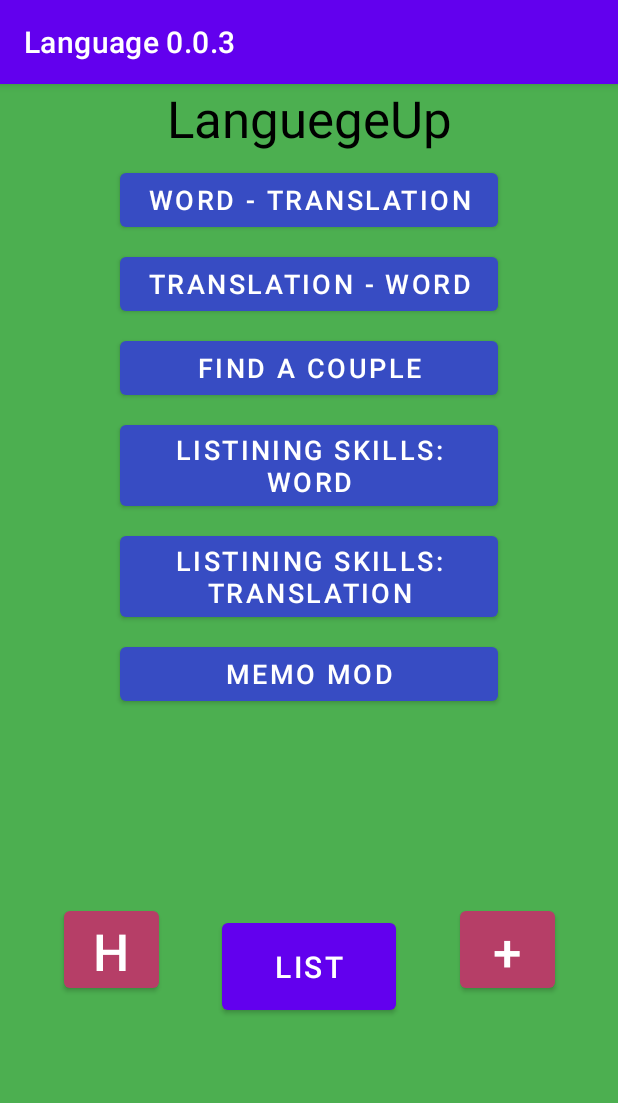
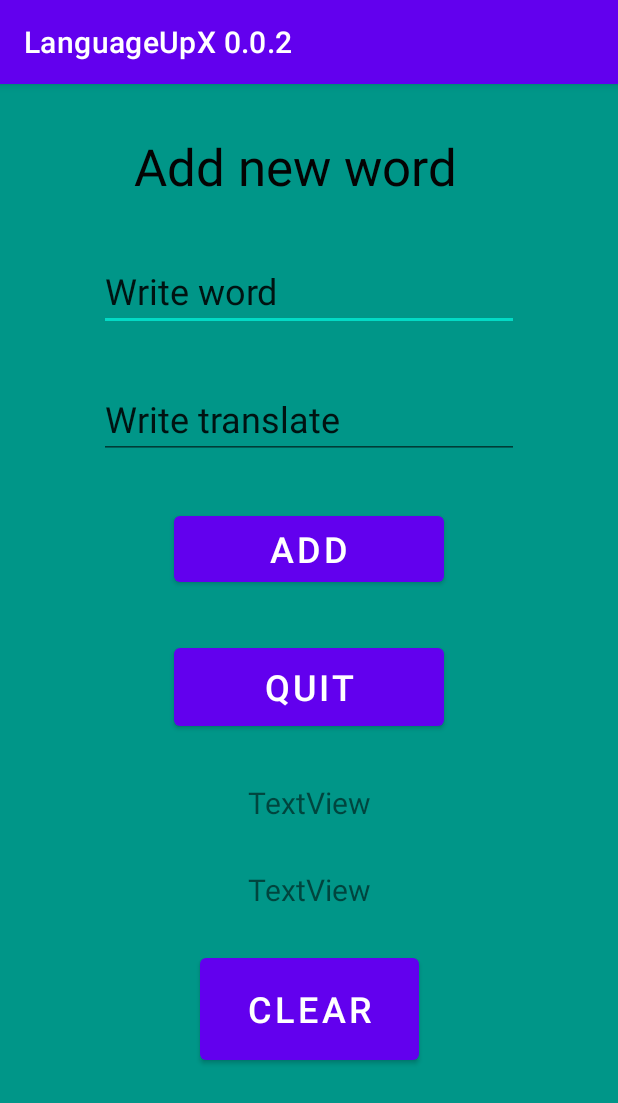
Before and after one commit to Sap-Artem/LanguageUpX, an Android app: the screen it shows after launch (MainActivity before the commit, AddText after it), on a phone screen of 412 x 824 dp. Shown: the top 1103 px of the screen. Run offline under Robolectric (Android 15) with nearby library versions, the phone set to English and light mode, and no system bars.

Commit message:
Add files via upload

```diff
--- /dev/null
+++ b/src/main/java/com/example/languageupx002/AddText.java
@@ -0,0 +1,81 @@
+package com.example.languageupx002;
+
+import android.content.ContentValues;
+import android.content.Intent;
+import android.database.Cursor;
+import android.database.sqlite.SQLiteDatabase;
+import android.os.Bundle;
+import android.util.Log;
+import android.view.View;
+import android.widget.Button;
+import android.widget.EditText;
+import android.widget.TextView;
+
+import androidx.appcompat.app.AppCompatActivity;
+
+public class AddText extends AppCompatActivity {
+    DBhelper dbHelper;
+
+    @Override
+    protected void onCreate(Bundle savedInstanceState) {
+        super.onCreate(savedInstanceState);
+        setContentView(R.layout.plus);
+        final Button quitButton = (Button) findViewById(R.id.button9);
+        final Button addwordButton = (Button) findViewById(R.id.button8);
+        final Button clearButton = (Button) findViewById(R.id.button14);
+        EditText editword = findViewById(R.id.editWord);
+        EditText edittranslate = findViewById(R.id.editTranslate);
+        TextView textword = findViewById(R.id.textView3);
+        TextView texttranslate = findViewById(R.id.textView4);
+        dbHelper = new DBhelper(this);
+        SQLiteDatabase database = dbHelper.getWritableDatabase();
+
+        ContentValues contentValues = new ContentValues();
+        quitButton.setOnClickListener((v) -> {
+            try {
+                Intent intent = new Intent(AddText.this, MainActivity.class);
+                startActivity(intent);
+                finish();
+            } catch (Exception e) {
+                e.printStackTrace();
+            }
+
+        });
+        addwordButton.setOnClickListener(new View.OnClickListener() {
+            @Override
+            public void onClick(View v) {
+                String word = editword.getText().toString();
+                String translate = edittranslate.getText().toString();
+                //textword.setText(word);
+                //texttranslate.setText(translate);
+                contentValues.put(DBhelper.KEY_WORD, word);
+                contentValues.put(DBhelper.KEY_TRANSLATE, translate);
+
+                database.insert(DBhelper.TABLE_CONTACTS, null, contentValues);
+                Cursor cursor = database.query(DBhelper.TABLE_CONTACTS, null, null, null, null, null, null);
+
+                if (cursor.moveToFirst()) {
+                    int idIndex = cursor.getColumnIndex(DBhelper.KEY_ID);
+                    int nameIndex = cursor.getColumnIndex(DBhelper.KEY_WORD);
+                    int emailIndex = cursor.getColumnIndex(DBhelper.KEY_TRANSLATE);
+                    do {
+                        Log.d("mLog", "ID = " + cursor.getInt(idIndex) +
+                                ", name = " + cursor.getString(nameIndex) +
+                                ", email = " + cursor.getString(emailIndex));
+                        String a = cursor.getString(nameIndex);
+                        String b = cursor.getString(emailIndex);
+                        textword.setText(a);
+                        texttranslate.setText(b);
+                    } while (cursor.moveToNext());
+                } else
+                    Log.d("mLog","0 rows");
+
+                cursor.close();
+            }
+        });
+        clearButton.setOnClickListener((v) -> {
+            database.delete(DBhelper.TABLE_CONTACTS, null, null);
+
+        });
+    }
+}
--- /dev/null
+++ b/src/main/java/com/example/languageupx002/DBhelper.java
@@ -0,0 +1,34 @@
+package com.example.languageupx002;
+
+import android.content.Context;
+import android.database.sqlite.SQLiteDatabase;
+import android.database.sqlite.SQLiteOpenHelper;
+
+public class DBhelper extends SQLiteOpenHelper {
+
+    public static final int DATABASE_VERSION = 1;
+    public static final String DATABASE_NAME = "contactDb";
+    public static final String TABLE_CONTACTS = "contacts";
+
+    public static final String KEY_ID = "_id";
+    public static final String KEY_WORD = "word";
+    public static final String KEY_TRANSLATE = "translate";
+
+    public DBhelper(Context context) {
+        super(context, DATABASE_NAME, null, DATABASE_VERSION);
+    }
+
+    @Override
+    public void onCreate(SQLiteDatabase db) {
+        db.execSQL("create table " + TABLE_CONTACTS + "(" + KEY_ID + " integer primary key,"
+                + KEY_WORD + " text," + KEY_TRANSLATE + " text" + ")");
+
+    }
+
+    @Override
+    public void onUpgrade(SQLiteDatabase db, int oldVersion, int newVersion) {
+        db.execSQL("drop table if exists " + TABLE_CONTACTS);
+        onCreate(db);
+
+    }
+}
--- a/src/main/res/layout/plus.xml
+++ b/src/main/res/layout/plus.xml
@@ -82,10 +82,22 @@
         android:id="@+id/textView4"
         android:layout_width="wrap_content"
         android:layout_height="wrap_content"
+        android:layout_marginBottom="128dp"
         android:text="TextView"
         android:textSize="20sp"
         app:layout_constraintBottom_toBottomOf="parent"
         app:layout_constraintEnd_toEndOf="parent"
         app:layout_constraintStart_toStartOf="parent"
         app:layout_constraintTop_toBottomOf="@+id/button9" />
+
+    <Button
+        android:id="@+id/button14"
+        android:layout_width="146dp"
+        android:layout_height="80dp"
+        android:text="Clear"
+        android:textSize="24sp"
+        app:layout_constraintBottom_toBottomOf="parent"
+        app:layout_constraintEnd_toEndOf="parent"
+        app:layout_constraintStart_toStartOf="parent"
+        app:layout_constraintTop_toTopOf="@+id/textView3" />
 </androidx.constraintlayout.widget.ConstraintLayout>
--- a/src/main/res/values-night/themes.xml
+++ b/src/main/res/values-night/themes.xml
@@ -1,6 +1,6 @@
 <resources xmlns:tools="http://schemas.android.com/tools">
     <!-- Base application theme. -->
-    <style name="Theme.Language003" parent="Theme.MaterialComponents.DayNight.DarkActionBar">
+    <style name="Theme.LanguageUpX002" parent="Theme.MaterialComponents.DayNight.DarkActionBar">
         <!-- Primary brand color. -->
         <item name="colorPrimary">@color/purple_200</item>
         <item name="colorPrimaryVariant">@color/purple_700</item>
--- a/src/main/res/values/strings.xml
+++ b/src/main/res/values/strings.xml
@@ -1,3 +1,3 @@
 <resources>
-    <string name="app_name">Language 0.0.3</string>
+    <string name="app_name">LanguageUpX 0.0.2</string>
 </resources>
--- a/src/main/res/values/themes.xml
+++ b/src/main/res/values/themes.xml
@@ -1,6 +1,6 @@
 <resources xmlns:tools="http://schemas.android.com/tools">
     <!-- Base application theme. -->
-    <style name="Theme.Language003" parent="Theme.MaterialComponents.DayNight.DarkActionBar">
+    <style name="Theme.LanguageUpX002" parent="Theme.MaterialComponents.DayNight.DarkActionBar">
         <!-- Primary brand color. -->
         <item name="colorPrimary">@color/purple_500</item>
         <item name="colorPrimaryVariant">@color/purple_700</item>
```
Also changed, not shown: src/main/AndroidManifest.xml (+14 -7 lines), src/main/java/com/example/languageupx002/List.java (added, +59 -0 lines), src/main/java/com/example/languageupx002/MainActivity.java (added, +42 -0 lines), src/main/res/layout/list.xml (added, +52 -0 lines), 2 other files.
